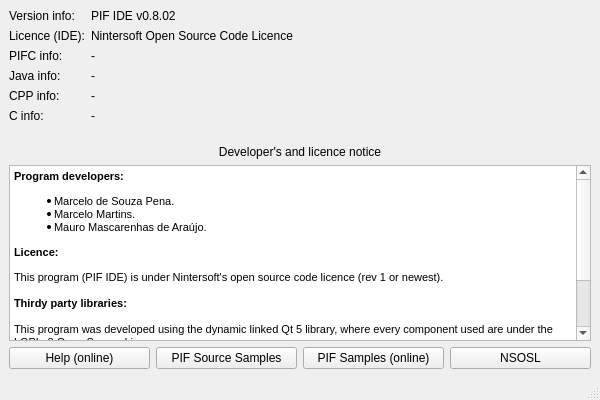
Above: src/pif_ide/aboutwindow.ui from mauromascarenhas/PIF-IDE before the change. Below: the same form after it.
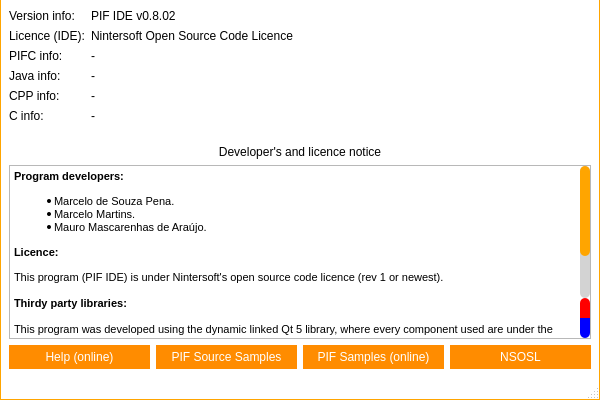
That is the form after the change. Icons and pictures are not drawn.

Patch:
```diff
--- a/src/pif_ide/aboutwindow.ui
+++ b/src/pif_ide/aboutwindow.ui
@@ -25,6 +25,553 @@
   <property name="windowTitle">
    <string>About | PIF IDE</string>
   </property>
+  <property name="styleSheet">
+   <string notr="true">QWidget#titleBar{
+	background-color: #FFF;
+	border-top: 1px solid orange;
+	border-left: 1px solid orange;
+	border-right: 1px solid orange;
+	color: #000;
+}
+
+QWidget#centralWidget, QStatusBar{
+	background-color: #FFF;
+	border-left: 1px solid orange;
+	border-right: 1px solid orange;
+}
+
+QStatusBar{
+	border-bottom: 1px solid orange;
+}
+
+/*QTabWidget::pane {
+    border-top: 1px solid orange;
+}*/
+
+QSlider::handle:horizontal {
+    background: orange;
+}
+
+/* Vertical and horizontal line customization */
+
+QFrame[frameShape=&quot;4&quot;]
+{
+    color: orange;
+}
+
+QFrame[frameShape=&quot;5&quot;]
+{
+    color: orange;
+}
+
+/* QTabWidget elements customization */
+
+QTabWidget::pane {
+/*	border-top: 1px solid orange;*/
+	background: white;
+}
+
+QTabWidget::tab-bar {
+    left: 5px;
+}
+
+QTabBar::tab {
+	background: white;
+    min-width: 120px;
+    min-height: 20px;
+    padding: 2px;
+	border-top-left-radius: 5px;
+	border-top-right-radius: 5px;
+	margin-top: 6px;
+}
+
+QTabBar::tab:selected, QTabBar::tab:hover {
+	background: white;
+	border-top: 1px solid orange;
+	border-right: 1px solid orange;
+	border-left: 1px solid orange;
+}
+
+QTabBar::tab:selected {
+	background: white;
+	border-top: 2px solid orange;
+	border-right: 2px solid orange;
+	border-left: 2px solid orange;
+}
+
+QTabBar::tab:!selected {
+    margin-bottom: 3px;
+}
+
+QTabBar QToolButton{
+	background-color: white;
+	border: none;
+	color: black;
+}
+
+QTabBar QToolButton::hover{
+	background-color: darkorange;
+}
+
+QTabBar QToolButton::pressed{
+	background-color: orange;
+}
+
+QTabBar QToolButton::!enabled{
+	background-color: orange;
+}
+
+QWidget#tabInfo, QWidget#tabInfoLayout, QWidget#tabGeneral, QWidget#tabGeneralLayout, QWidget#tabFileLayout, QWidget#tabBackupLayout, QWidget#tabBackup, QWidget#tabHelpLayout, QWidget#screenManagerLayout{
+	background: white;
+}
+
+QLineEdit{
+	border: 1px solid orange;
+	min-height: 20px;
+}
+
+QPlainTextEdit{
+	border: 1px solid orange;
+	min-height: 40px;
+}
+
+QPushButton{
+	background-color: darkorange;
+	border: 5px solid darkorange;
+	color: white;
+}
+
+QPushButton::hover{
+	background-color: orange;
+	border: 5px solid orange;
+}
+
+QPushButton::pressed{
+	background-color: darkorange;
+	border: 5px solid darkorange;
+}
+
+QPushButton::!enabled{
+	background-color: orange;
+	border: 5px solid orange;
+}
+
+/*
+	QScroll Area
+*/
+
+QScrollArea{
+	border: none;
+}
+
+QScrollArea#scrollManager{
+	border: 1px solid orange;
+	border-radius: 5px;
+}
+
+/* QScrollBar Horizontal*/
+
+QScrollBar:horizontal {
+    background: lightgray;
+    height: 10px;
+    margin: 0px 40px 0 0px;
+	border-radius: 5px;
+}
+
+QScrollBar::handle:horizontal {
+    background: orange;
+	border-radius: 5px;
+    min-width: 20px;
+}
+
+QScrollBar::add-line:horizontal {
+    background: blue;
+    width: 20px;
+    subcontrol-position: right;
+    subcontrol-origin: margin;
+	border-top-right-radius: 5px;
+	border-bottom-right-radius: 5px;
+}
+
+QScrollBar::sub-line:horizontal {
+    background: red;
+    width: 20px;
+    subcontrol-position: top right;
+    subcontrol-origin: margin;
+    position: absolute;
+    right: 20px;
+	border-top-left-radius: 5px;
+	border-bottom-left-radius: 5px;
+}
+
+QScrollBar::sub-line:horizontal:hover {
+    background: darkred;
+}
+
+QScrollBar::sub-line:horizontal:pressed {
+    background: red;
+}
+
+QScrollBar::add-line:horizontal:hover {
+    background: darkblue;
+}
+
+QScrollBar::add-line:horizontal:pressed {
+    background: blue;
+}
+
+QScrollBar:left-arrow:horizontal{
+	image: url(:/images/scrollbar/slide_left.PNG);
+    width: 10px;
+    height: 10px;
+}
+
+QScrollBar::right-arrow:horizontal {
+	image: url(:/images/scrollbar/slide_right.PNG);
+    width: 10px;
+    height: 10px;
+}
+
+QScrollBar::add-page:horizontal, QScrollBar::sub-page:horizontal {
+    background: none;
+}
+
+/* QScrollBar Vertical*/
+
+QScrollBar:vertical {
+    background: lightgray;
+    width: 10px;
+    margin: 0px 0px 40px 0px;
+	border-radius: 5px;
+}
+
+QScrollBar::handle:vertical {
+    background: orange;
+	border-radius: 5px;
+    min-width: 20px;
+}
+
+QScrollBar::add-line:vertical {
+    background: blue;
+    height: 20px;
+    subcontrol-position: bottom;
+    subcontrol-origin: margin;
+	border-bottom-right-radius: 5px;
+	border-bottom-left-radius: 5px;
+}
+
+QScrollBar::sub-line:vertical {
+    background: red;
+    height: 20px;
+    subcontrol-position: bottom right;
+    subcontrol-origin: margin;
+    position: absolute;
+    bottom: 20px;
+	border-top-right-radius: 5px;
+	border-top-left-radius: 5px;
+}
+
+QScrollBar::sub-line:vertical:hover {
+    background: darkred;
+}
+
+QScrollBar::sub-line:vertical:pressed {
+    background: red;
+}
+
+QScrollBar::add-line:vertical:hover {
+    background: darkblue;
+}
+
+QScrollBar::add-line:vertical:pressed {
+    background: blue;
+}
+
+QScrollBar:up-arrow:vertical{
+	image: url(:/images/scrollbar/slide_up.PNG);
+	width: 10px;
+    height: 10px;
+}
+
+ QScrollBar::down-arrow:vertical{
+	image: url(:/images/scrollbar/slide_down.PNG);
+	width: 10px;
+    height: 10px;
+}
+
+QScrollBar::add-page:vertical, QScrollBar::sub-page:vertical {
+    background: none;
+}
+
+/*QComboBox*/
+
+QComboBox, QFontComboBox {
+    border: 1px solid orange;
+	background: white;
+    border-radius: 3px;
+    padding: 1px 18px 1px 3px;
+    min-width: 6em;
+}
+
+QComboBox:editable {
+    background: white;
+}
+
+QComboBox:!editable, QComboBox::drop-down:editable {
+	background: white;
+}
+
+QComboBox:!editable:on, QComboBox::drop-down:editable:on {
+    background: white;
+}
+
+QComboBox:on {
+    padding-top: 3px;
+    padding-left: 4px;
+}
+
+QComboBox::drop-down {
+    subcontrol-origin: padding;
+    subcontrol-position: top right;
+    width: 15px;
+
+    border-left-width: 1px;
+    border-left-color: orange;
+    border-left-style: solid;
+    border-top-right-radius: 3px;
+    border-bottom-right-radius: 3px;
+}
+
+QComboBox::drop-down:hover {
+    background: orange;
+}
+
+QComboBox::down-arrow {
+    image: url(&quot;:/images/buttons/Down_Arrow.PNG&quot;);
+	width: 10px;
+	height: 10px;
+}
+
+QComboBox::down-arrow:on {
+    top: 1px;
+    left: 1px;
+}
+
+QComboBox QAbstractItemView {
+    border: 1px solid orange;
+    selection-background-color: orange;
+    border-top-right-radius: 3px;
+    border-bottom-right-radius: 3px;
+}
+
+QComboBox QAbstractItemView:hover {
+	color: orange;
+}
+
+/*
+ * QToolButton
+ */
+
+QToolButton {
+	background: transparent;
+	border: 1px solid transparent;
+	color: black;
+}
+
+QToolButton::hover {
+	background: darkorange;
+	border: 1px solid darkorange;
+	color: white;
+}
+
+QToolButton::pressed {
+	background: orange;
+	border: 1px solid orange;
+	color: white;
+}
+
+/* QSpinBox  QDateEdit*/
+
+QSpinBox, QDoubleSpinBox, QDateEdit, QDateTimeEdit {
+	border: 1px solid orange;
+	background: white;
+    padding-right: 15px; /* make room for the arrows */
+	border-radius: 5px;
+}
+
+QSpinBox::up-button:disabled,  QSpinBox::up-button:off,
+QSpinBox::down-button:disabled,  QSpinBox::down-button:off,
+QDoubleSpinBox::up-button:disabled,  QDoubleSpinBox::up-button:off,
+QDoubleSpinBox::down-button:disabled,  QDoubleSpinBox::down-button:off,
+QDateEdit::up-button:disabled,  QDateEdit::up-button:off,
+QDateEdit::down-button:disabled,  QDateEdit::down-button:off,
+QDateTimeEdit::up-button:disabled,  QDateTimeEdit::up-button:off,
+QDateTimeEdit::down-button:disabled,  QDateTimeEdit::down-button:off{
+	background: orange;
+}
+
+QSpinBox::up-button, QDoubleSpinBox::up-button, QDateEdit::up-button, QDateTimeEdit::up-button {
+    subcontrol-origin: border;
+    subcontrol-position: top right;
+
+    width: 16px;
+	border: 1px solid orange;
+	border-top-right-radius: 5px;
+}
+
+QSpinBox::up-button:hover, QDoubleSpinBox::up-button:hover, QDateEdit::up-button:hover, QDateTimeEdit::up-button:hover {
+	background: darkorange;
+}
+
+QSpinBox::up-button:pressed, QDoubleSpinBox::up-button:pressed, QDateEdit::up-button:pressed, QDateTimeEdit::up-button:pressed {
+	background: orange;
+}
+
+QSpinBox::up-arrow, QDoubleSpinBox::up-arrow, QDateEdit::up-arrow, QDateTimeEdit::up-arrow {
+    border-image: url(:/images/buttons/Up_Arrow.PNG) 1;
+    width: 7px;
+    height: 7px;
+}
+
+QSpinBox::up-arrow:disabled,
+QSpinBox::up-arrow:off,
+QDoubleSpinBox::up-arrow:disabled,
+QDoubleSpinBox::up-arrow:off,
+QDateEdit::up-arrow:disabled,
+QDateEdit::up-arrow:off,
+QDateTimeEdit::up-arrow:disabled,
+QDateTimeEdit::up-arrow:off {
+   background: transparent;
+}
+
+QSpinBox::down-button,
+QDoubleSpinBox::down-button,
+QDateEdit::down-button,
+QDateTimeEdit::down-button {
+    subcontrol-origin: border;
+    subcontrol-position: bottom right;
+
+    width: 16px;
+	border: 1px solid orange;
+	border-bottom-right-radius: 5px;
+}
+
+QSpinBox::down-button:hover,
+QDoubleSpinBox::down-button:hover,
+QDateEdit::down-button:hover,
+QDateTimeEdit::down-button:hover {
+	background: darkorange;
+}
+
+QSpinBox::down-button:pressed,
+QDoubleSpinBox::down-button:pressed,
+QDateEdit::down-button:pressed,
+QDateTimeEdit::down-button:pressed {
+	background: orange;
+}
+
+QSpinBox::down-arrow,
+QDoubleSpinBox::down-arrow,
+QDateEdit::down-arrow,
+QDateTimeEdit::down-arrow {
+    border-image: url(:/images/buttons/Down_Arrow.PNG) 1;
+    width: 7px;
+    height: 7px;
+}
+
+QSpinBox::down-arrow:disabled,
+QSpinBox::down-arrow:off,
+QDoubleSpinBox::down-arrow:disabled,
+QDoubleSpinBox::down-arrow:off,
+QDateEdit::down-arrow:disabled,
+QDateEdit::down-arrow:off,
+QDateTimeEdit::down-arrow:disabled,
+QDateTimeEdit::down-arrow:off {
+   background: transparent;
+}
+
+/*QCheckBox*/
+
+QCheckBox {
+    spacing: 5px;
+}
+
+QCheckBox::indicator {
+    width: 13px;
+    height: 13px;
+}
+
+QCheckBox::indicator:unchecked {
+    border: 1px solid orange;
+}
+
+QCheckBox::indicator:unchecked:hover {
+    border: 2px solid darkorange;
+}
+
+QCheckBox::indicator:unchecked:pressed {
+    border: 2px solid orange;
+}
+
+QCheckBox::indicator:checked {
+    border: 1px solid orange;
+	image: url(:/images/buttons/Close.PNG);
+}
+
+QCheckBox::indicator:checked:hover {
+    border: 2px solid darkorange;
+	image: url(:/images/buttons/Close.PNG);
+}
+
+QCheckBox::indicator:checked:pressed {
+    border: 2px solid orange;
+	image: url(:/images/buttons/Close.PNG);
+}
+
+QCheckBox::indicator:indeterminate:hover {
+    border: 2px solid darkorange;
+}
+
+QCheckBox::indicator:indeterminate:pressed {
+    border: 2px solid orange;
+}
+
+/*
+ * QTableWidget
+ */
+
+QTableWidget{
+	border: 1px solid orange;
+}
+
+/*
+ * QGroupBox
+ */
+
+QGroupBox {
+    border: 1px solid orange;
+    border-radius: 2px;
+    margin-top: 10px;
+    padding-top: 10px;
+}
+
+QGroupBox::title {
+    subcontrol-origin: margin;
+    subcontrol-position: top middle; /* position at the top center */
+    padding: 5px;
+    background-color: white;
+	border: 1px solid orange;
+	border-radius: 2px;
+}
+
+/*
+ * QListWidget
+ */
+
+QListWidget {
+    border: 1px solid orange;
+}</string>
+  </property>
   <widget class="QWidget" name="centralWidget">
    <layout class="QFormLayout" name="formLayout">
     <property name="rowWrapPolicy">
```
